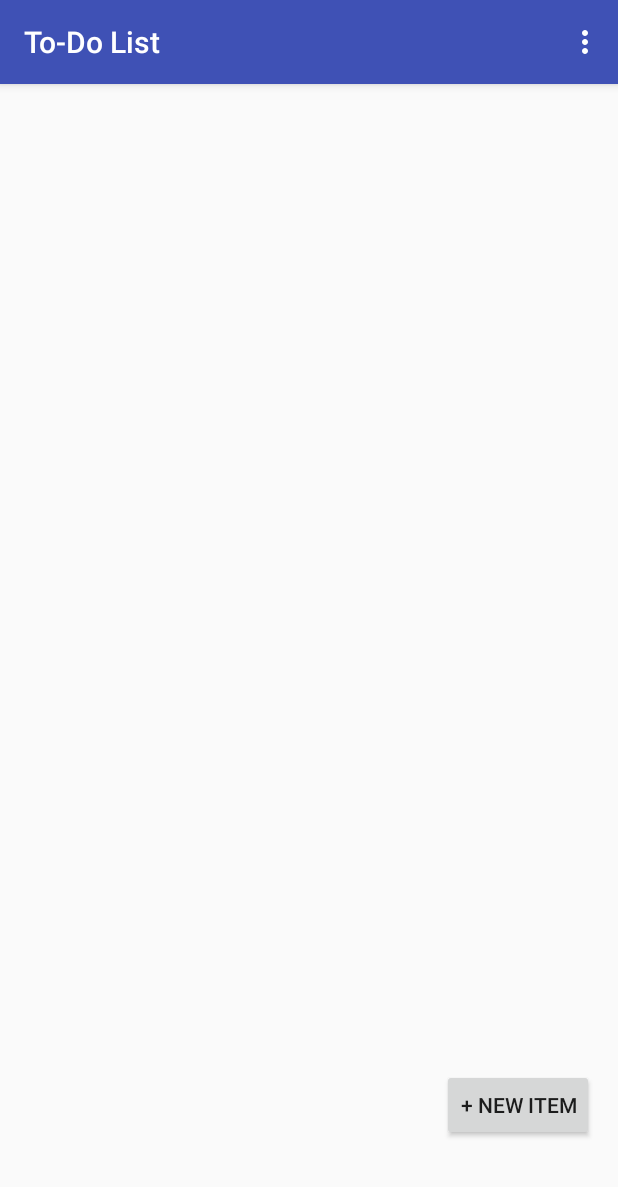
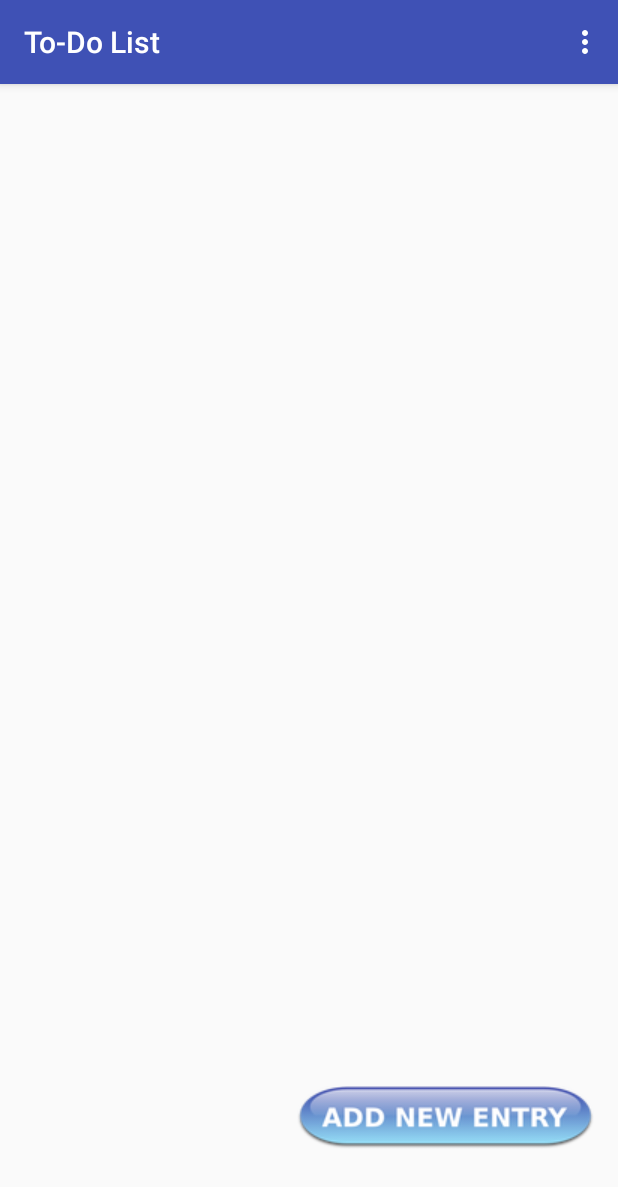
Before and after one commit to drerichards/ToDoList, an Android app: the screen it shows after launch (MainActivity), on a phone screen of 412 x 824 dp. Shown: the top 1187 px of the screen. Run offline under Robolectric (Android 15) with nearby library versions, the phone set to English and light mode, and no system bars.

Commit message:
Custom Adapter added

```diff
--- /dev/null
+++ b/app/src/main/java/com/andrerichards/andre/to_dolist/CustomAdapter.java
@@ -0,0 +1,37 @@
+package com.andrerichards.andre.to_dolist;
+
+import android.content.Context;
+import android.view.LayoutInflater;
+import android.view.View;
+import android.view.ViewGroup;
+import android.widget.ArrayAdapter;
+import android.widget.ImageView;
+import android.widget.TextView;
+
+import java.util.ArrayList;
+
+/**
+ * Created by Andre on 11/29/2015.
+ */
+class CustomAdapter extends ArrayAdapter {
+
+
+    public CustomAdapter(Context context, ArrayList<String> toDoItems) {
+        super(context, R.layout.custom_row, toDoItems);
+    }
+
+    @Override
+    public View getView(int position, View convertView, ViewGroup parent) {
+        LayoutInflater listInflater = LayoutInflater.from(getContext());
+        View customView = listInflater.inflate(R.layout.custom_row, parent, false);
+
+        String singleListItem = (String) getItem(position);
+        TextView rowText = (TextView) customView.findViewById(R.id.rowText);
+        ImageView checkIcon = (ImageView) customView.findViewById(R.id.checkIcon);
+
+        rowText.setText(singleListItem);
+        checkIcon.setImageResource(R.drawable.check);
+
+        return customView;
+    }
+}
--- a/app/src/main/java/com/andrerichards/andre/to_dolist/MainActivity.java
+++ b/app/src/main/java/com/andrerichards/andre/to_dolist/MainActivity.java
@@ -15,13 +15,14 @@ import android.widget.AdapterView;
 import android.widget.ArrayAdapter;
 import android.widget.Button;
 import android.widget.EditText;
+import android.widget.ImageButton;
 import android.widget.ListView;
 
 import java.util.ArrayList;
 
 public class MainActivity extends AppCompatActivity {
 
-    Button addButton;
+    ImageButton addButton;
     protected ArrayList<String> toDoItems = new ArrayList<>();
     protected ArrayAdapter adapter;
 
@@ -31,12 +32,11 @@ public class MainActivity extends AppCompatActivity {
         setContentView(R.layout.activity_main);
         Toolbar toolbar = (Toolbar) findViewById(R.id.toolbar);
         setSupportActionBar(toolbar);
-        adapter = new ArrayAdapter<>(this, android.R.layout.simple_list_item_1,
-                toDoItems);
+        adapter = new CustomAdapter(this, toDoItems);
         final ListView listView = (ListView) findViewById(android.R.id.list);//call to xml
 
 
-        addButton = (Button) findViewById(R.id.addButton);
+        addButton = (ImageButton) findViewById(R.id.addButton);
         addButton.setOnClickListener(new View.OnClickListener() {
             @Override
             public void onClick(View v) {
--- a/app/src/main/res/layout/fragment_main.xml
+++ b/app/src/main/res/layout/fragment_main.xml
@@ -17,14 +17,17 @@
         android:layout_alignParentStart="true"
         android:layout_above="@+id/addButton" />
 
-    <Button
+
+
+    <ImageButton
         android:layout_width="wrap_content"
         android:layout_height="wrap_content"
-        android:text="@string/btnNewItem"
         android:id="@+id/addButton"
+        android:background="@null"
+        android:src="@drawable/button"
+        android:layout_marginBottom="42dp"
         android:layout_alignParentBottom="true"
         android:layout_alignParentRight="true"
-        android:layout_alignParentEnd="true"
-        android:layout_marginBottom="47dp" />
+        android:layout_alignParentEnd="true" />
 
 </RelativeLayout>
```
Also changed, not shown: app/src/main/res/layout/custom_row.xml (added, +22 -0 lines), app/src/main/res/drawable/button.png (added), app/src/main/res/drawable/check.png (added).
